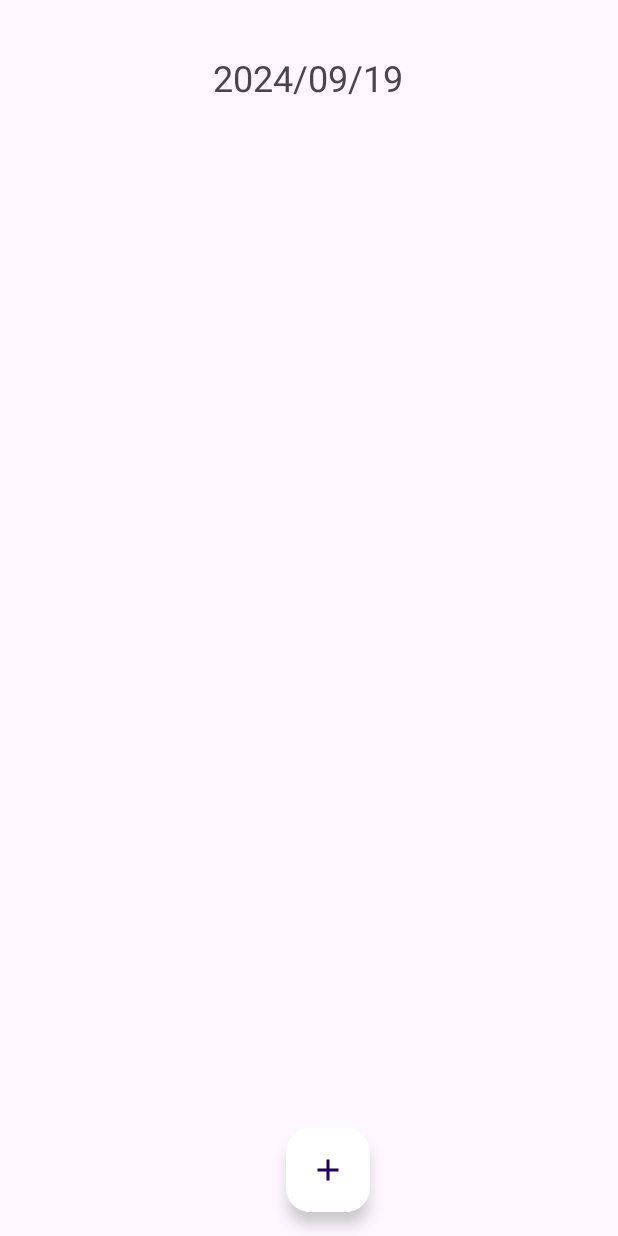
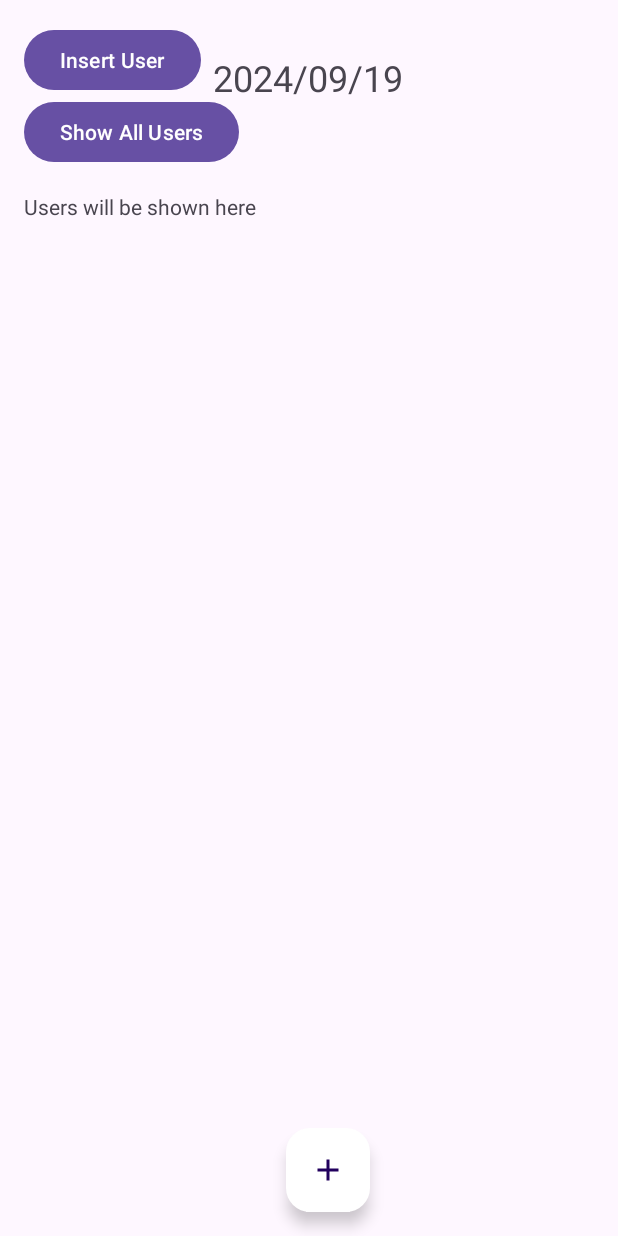
Before and after one commit to ssk0107/kaihatsu00, an Android app: the screen it shows after launch (MainActivity), on a phone screen of 412 x 824 dp. Run offline under Robolectric (Android 15) with nearby library versions, the phone set to English and light mode, and no system bars.

Commit message:
データベース（仮）制作

```diff
--- a/app/src/main/java/com/example/kaihatsu00/MainActivity.kt
+++ b/app/src/main/java/com/example/kaihatsu00/MainActivity.kt
@@ -1,53 +1,92 @@
-package com.example.kaihatsu00;
+package com.example.kaihatsu00
 
-
+import DBHelper
 import android.os.Bundle
+import android.util.Log
 import android.view.View
-import androidx.activity.enableEdgeToEdge
+import android.widget.Button
+import android.widget.TextView
 import androidx.appcompat.app.AppCompatActivity
 import androidx.core.view.ViewCompat
 import androidx.core.view.WindowInsetsCompat
-
-import android.widget.TextView
-import com.example.kaihatsu00.R
 import com.google.android.material.snackbar.Snackbar
 import java.text.SimpleDateFormat
 import java.util.*
 
+class MainActivity : AppCompatActivity() {
 
-class MainActivity : AppCompatActivity() {
+    lateinit var dbHelper: DBHelper
+    lateinit var tvUsers: TextView
+
     override fun onCreate(savedInstanceState: Bundle?) {
         super.onCreate(savedInstanceState)
         setContentView(R.layout.activity_main)
 
+        // Snackbarの設定
         val fab: View = findViewById(R.id.fab)
         fab.setOnClickListener { view ->
             Snackbar.make(view, "Fabを押しました！", Snackbar.LENGTH_LONG)
                 .setAction("Action", null).show()
         }
 
-        enableEdgeToEdge()
-
+        // エッジツーエッジの設定
         ViewCompat.setOnApplyWindowInsetsListener(findViewById(R.id.main)) { v, insets ->
             val systemBars = insets.getInsets(WindowInsetsCompat.Type.systemBars())
             v.setPadding(systemBars.left, systemBars.top, systemBars.right, systemBars.bottom)
             insets
         }
 
-        // TextViewの参照を取得
+        // 現在の日付を取得して表示
         val dateTextView: TextView = findViewById(R.id.dateTextView)
+        val currentDate = getCurrentDate()
+        dateTextView.text = currentDate
 
-        // 現在の日付を取得してフォーマット
-        val currentDate = getCurrentDate()
 
-        // TextViewに日付を設定
-        dateTextView.text = currentDate
+
+
+
+
+        // DBHelper インスタンスを作成
+        dbHelper = DBHelper(this)
+
+        // TextView や Button を取得
+        tvUsers = findViewById(R.id.tvUsers)
+        val btnInsert = findViewById<Button>(R.id.btnInsert)
+        val btnShowUsers = findViewById<Button>(R.id.btnShowUsers)
+
+        // ユーザーを挿入する処理
+        btnInsert.setOnClickListener {
+            dbHelper.insertUser("John Doe", 25)
+        }
+
+        // ユーザー情報を表示する処理
+        btnShowUsers.setOnClickListener {
+            val cursor = dbHelper.getAllUsers()
+            val users = StringBuilder()
+
+            if (cursor.moveToFirst()) {
+                do {
+                    val id = cursor.getInt(0)
+                    val name = cursor.getString(1)
+                    val age = cursor.getInt(2)
+
+                    // ユーザー情報をログに表示
+                    Log.d("MainActivity", "ID: $id, Name: $name, Age: $age")
+
+                    // ユーザー情報を users に追加
+                    users.append("ID: $id, Name: $name, Age: $age\n")
+                } while (cursor.moveToNext())
+            }
+            cursor.close()
+
+            // TextViewにユーザー情報を表示
+            tvUsers.text = users.toString()
+        }
     }
 
     // 現在の日付をフォーマットする関数
     fun getCurrentDate(): String {
         val dateFormat = SimpleDateFormat("yyyy/MM/dd", Locale.getDefault())
-        val date = Date()
-        return dateFormat.format(date)
+        return dateFormat.format(Date())
     }
 }
--- a/app/src/main/res/layout/activity_main.xml
+++ b/app/src/main/res/layout/activity_main.xml
@@ -41,7 +41,33 @@
             app:useCompatPadding="false" />
 
 
+        <LinearLayout
+            android:layout_width="293dp"
+            android:layout_height="570dp"
+            android:orientation="vertical"
+            android:padding="16dp"
+            tools:layout_editor_absoluteX="23dp"
+            tools:layout_editor_absoluteY="104dp">
 
+                <Button
+                    android:id="@+id/btnInsert"
+                    android:layout_width="wrap_content"
+                    android:layout_height="wrap_content"
+                    android:text="Insert User" />
+
+                <Button
+                    android:id="@+id/btnShowUsers"
+                    android:layout_width="wrap_content"
+                    android:layout_height="wrap_content"
+                    android:text="Show All Users" />
+
+                <TextView
+                    android:id="@+id/tvUsers"
+                    android:layout_width="wrap_content"
+                    android:layout_height="wrap_content"
+                    android:layout_marginTop="16dp"
+                    android:text="Users will be shown here" />
+        </LinearLayout>
 
 
 </androidx.constraintlayout.widget.ConstraintLayout>
```
Also changed, not shown: app/src/main/java/com/example/kaihatsu00/DBHelper.kt (added, +60 -0 lines).
